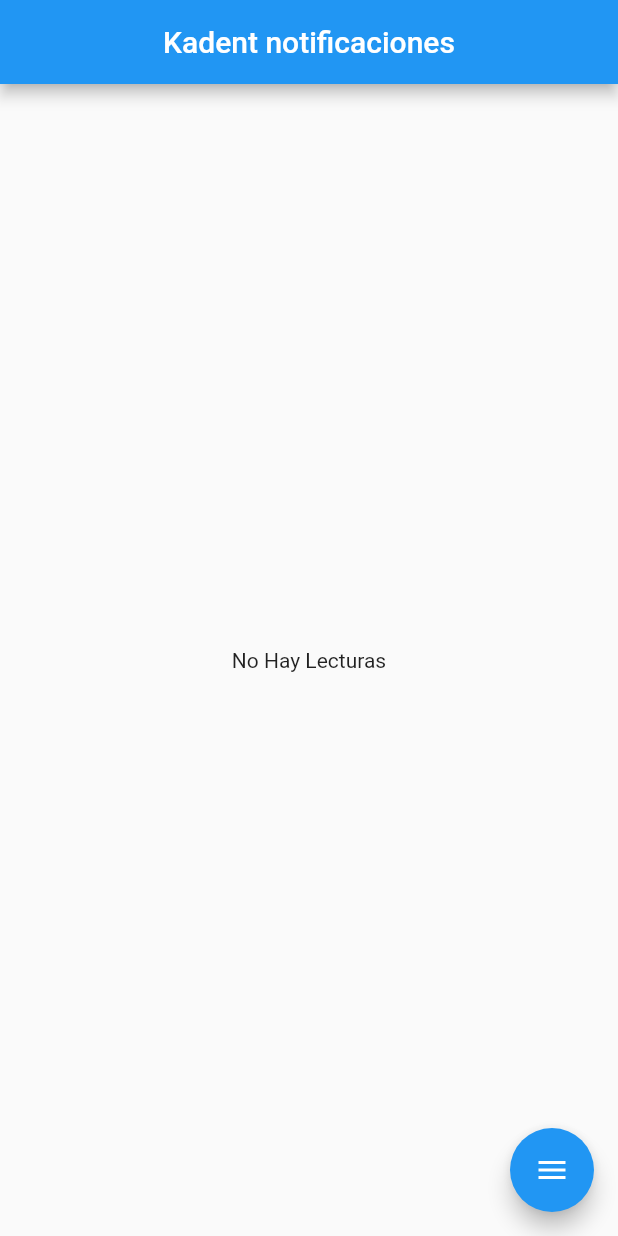
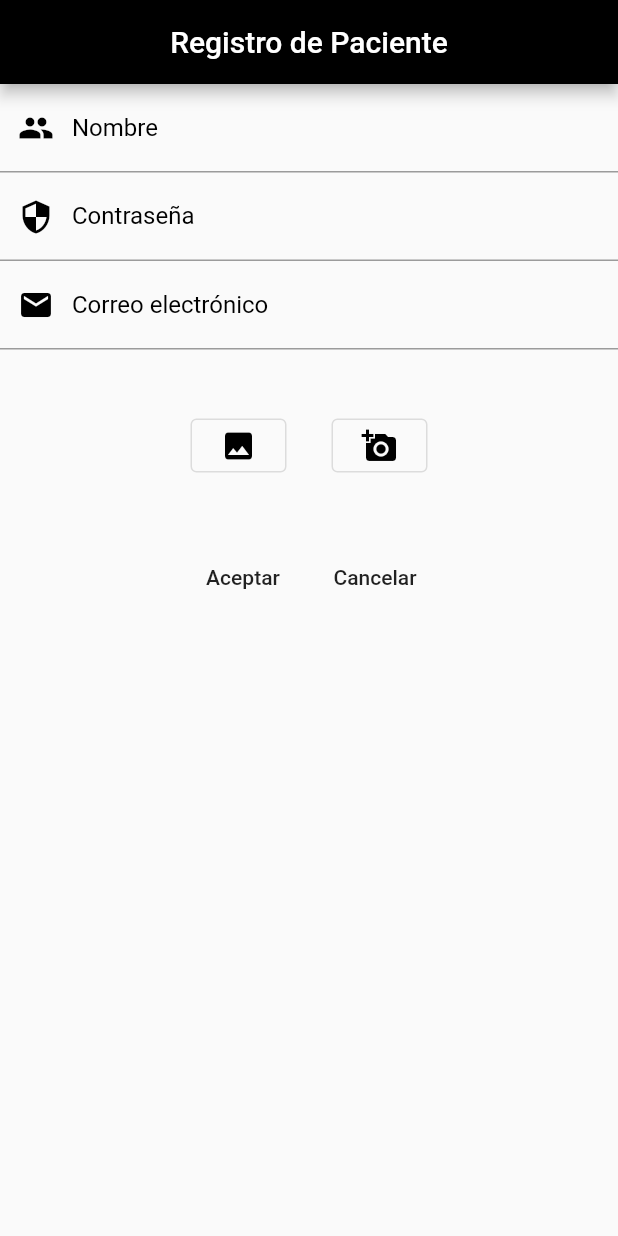
Before and after one commit to GabrielGabo34/Kadent, a Flutter app: the screen it shows after launch, on a phone screen of 412 x 824 dp. Run offline on Flutter 3.47's test engine with Material 2 defaults, Android fonts, the phone set to English and light mode, and no system bars; drawn by our look-alikes of flutter_speed_dial; our stand-ins replace cloud_firestore, firebase_core, get, image_picker, shared_preferences; missing offline and left inert: cloudinary_public; accounts and stored records are empty.

Commit message:
Form Post e ImagePicker

```diff
--- a/flutter_application_1/lib/main.dart
+++ b/flutter_application_1/lib/main.dart
@@ -1,9 +1,14 @@
+import 'package:firebase_core/firebase_core.dart';
 import 'package:flutter/material.dart';
 import 'package:flutter_application_1/src/pages/home_page.dart';
+import 'package:flutter_application_1/src/widgets/reg_widget.dart';
+import 'package:flutter_application_1/src/widgets/reserva_widget.dart';
 import 'package:get/get_navigation/src/root/get_material_app.dart';
 import 'package:get/get.dart';
 
 void main() {
+  WidgetsFlutterBinding.ensureInitialized();
+  Firebase.initializeApp();
   runApp(const MyApp());
 }
 
@@ -13,18 +18,9 @@ class MyApp extends StatelessWidget {
   // This widget is the root of your application.
   @override
   Widget build(BuildContext context) {
-    return GetMaterialApp(
+    return const GetMaterialApp(
       title: 'Kadent',
-      theme: ThemeData(
-        primarySwatch: Colors.pink,
-        scaffoldBackgroundColor: const Color(0xFFF6E6D9),
-      ),
-      home: Scaffold(
-          appBar: AppBar(
-            centerTitle: true,
-            title: const Text("Kadent notificaciones"),
-          ),
-          body: const HomePage()),
+      home: Scaffold(body: RegistroWidgtet()),
     );
   }
 }
--- a/flutter_application_1/lib/src/pages/home_page.dart
+++ b/flutter_application_1/lib/src/pages/home_page.dart
@@ -1,5 +1,6 @@
 import 'package:flutter/material.dart';
 import 'package:flutter_application_1/src/providers/provider.dart';
+import 'package:flutter_application_1/src/widgets/reg_widget.dart';
 import 'package:flutter_application_1/src/widgets/reserva_widget.dart';
 import 'package:flutter_speed_dial/flutter_speed_dial.dart';
 import 'package:get/get.dart';
@@ -23,12 +24,12 @@ class _HomePageState extends State<HomePage> {
         animatedIcon: AnimatedIcons.menu_close,
         children: [
           SpeedDialChild(
-            child: Icon(Icons.lightbulb_outline),
+            child: const Icon(Icons.lightbulb_outline),
             label: 'Dia',
             onTap: () => temaController.temaClaro(),
           ),
           SpeedDialChild(
-            child: Icon(Icons.brightness_3),
+            child: const Icon(Icons.brightness_3),
             label: 'Noche',
             onTap: () => temaController.temaOscuro(),
           ),
--- /dev/null
+++ b/flutter_application_1/lib/src/widgets/reg_widget.dart
@@ -0,0 +1,190 @@
+import 'dart:io';
+
+import 'package:cloud_firestore/cloud_firestore.dart';
+import 'package:flutter/material.dart';
+import 'package:flutter_application_1/src/pages/home_page.dart';
+import 'package:flutter_application_1/src/services/cloudbinary_service.dart';
+import 'package:image_picker/image_picker.dart';
+
+class RegistroWidgtet extends StatefulWidget {
+  const RegistroWidgtet({Key? key}) : super(key: key);
+
+  @override
+  _RegistroWidgtetState createState() => _RegistroWidgtetState();
+}
+
+class _RegistroWidgtetState extends State<RegistroWidgtet> {
+  File? fimagen;
+  String? urlImagen;
+  final nombre = TextEditingController();
+  final contrasenia = TextEditingController();
+  final correo = TextEditingController();
+  final CloudService _fotosService = CloudService();
+
+  @override
+  void initState() {
+    super.initState();
+  }
+
+  Future _selectImage(ImageSource source) async {
+    final imageCamera = await ImagePicker().pickImage(source: source);
+    if (imageCamera == null) return;
+    final imageTemporary = File(imageCamera.path);
+    fimagen = imageTemporary;
+
+    urlImagen = await _fotosService.uploadImage(fimagen!);
+
+    setState(() {});
+  }
+
+  @override
+  Widget build(BuildContext context) {
+    return SizedBox(
+      child: Scaffold(
+        appBar: AppBar(
+          centerTitle: true,
+          title: const Text("Registro de Paciente"),
+          backgroundColor: Colors.black,
+        ),
+        body: SingleChildScrollView(
+          child: Column(
+            children: [
+              TextFormField(
+                keyboardType: TextInputType.name,
+                controller: nombre,
+                decoration: const InputDecoration(
+                    labelText: "Nombre",
+                    labelStyle: TextStyle(color: Colors.black),
+                    prefixIcon: Icon(
+                      Icons.people,
+                      color: Colors.black,
+                    )),
+              ),
+              TextFormField(
+                obscureText: true,
+                obscuringCharacter: "*",
+                keyboardType: TextInputType.name,
+                controller: contrasenia,
+                decoration: const InputDecoration(
+                    labelText: "Contraseña",
+                    labelStyle: TextStyle(color: Colors.black),
+                    prefixIcon: Icon(
+                      Icons.security,
+                      color: Colors.black,
+                    )),
+              ),
+              TextFormField(
+                keyboardType: TextInputType.emailAddress,
+                controller: correo,
+                decoration: const InputDecoration(
+                    labelText: "Correo electrónico",
+                    labelStyle: TextStyle(color: Colors.black),
+                    prefixIcon: Icon(
+                      Icons.email,
+                      color: Colors.black,
+                    )),
+              ),
+              Padding(
+                padding: const EdgeInsets.all(25.0),
+                child: Row(
+                  mainAxisAlignment: MainAxisAlignment.center,
+                  children: [
+                    Padding(
+                      padding: const EdgeInsets.all(15.0),
+                      child: OutlinedButton(
+                          child: const Icon(
+                            Icons.image,
+                            color: Colors.black,
+                          ),
+                          onPressed: () => _selectImage(ImageSource.gallery)),
+                    ),
+                    Padding(
+                      padding: const EdgeInsets.all(15.0),
+                      child: OutlinedButton(
+                          child: const Icon(
+                            Icons.add_a_photo,
+                            color: Colors.black,
+                          ),
+                          onPressed: () => _selectImage(ImageSource.camera)),
+                    ),
+                  ],
+                ),
+              ),
+              Row(
+                mainAxisAlignment: MainAxisAlignment.center,
+                children: [
+                  MaterialButton(
+                      child: const Text("Aceptar"),
+                      onPressed: () async {
+                        await _sensrvdr();
+                        showDialog(
+                            context: context,
+                            builder: (BuildContext context) {
+                              return AlertDialog(
+                                title: const Text(
+                                  "Paciente Añadido",
+                                  textAlign: TextAlign.center,
+                                ),
+                                content: SingleChildScrollView(
+                                  child: ListBody(
+                                    children: const [
+                                      Icon(
+                                        Icons.check,
+                                        color: Colors.green,
+                                      ),
+                                    ],
+                                  ),
+                                ),
+                                actions: [
+                                  Row(
+                                    mainAxisAlignment: MainAxisAlignment.center,
+                                    children: [
+                                      TextButton(
+                                          child: const Icon(
+                                            Icons.save,
+                                          ),
+                                          onPressed: () {
+                                            Navigator.push(
+                                              context,
+                                              MaterialPageRoute(
+                                                  builder: (context) =>
+                                                      const HomePage()),
+                                            );
+                                          }),
+                                    ],
+                                  ),
+                                ],
+                              );
+                            });
+                      }),
+                  MaterialButton(
+                      child: const Text("Cancelar"),
+                      onPressed: () {
+                        Navigator.push(
+                          context,
+                          MaterialPageRoute(
+                              builder: (context) => const HomePage()),
+                        );
+                      }),
+                ],
+              )
+            ],
+          ),
+        ),
+      ),
+    );
+  }
+
+  Future<void> _sensrvdr() async {
+    FirebaseFirestore.instance.runTransaction((Transaction transaction) async {
+      CollectionReference reference =
+          FirebaseFirestore.instance.collection('registro');
+      await reference.add({
+        "nombre": nombre.text,
+        "correo": correo.text,
+        "contrasenia": contrasenia.text,
+        "url": urlImagen,
+      });
+    });
+  }
+}
```
Also changed, not shown: flutter_application_1/lib/src/services/cloudbinary_service.dart (added, +25 -0 lines), flutter_application_1/lib/src/widgets/reserva_card.dart (+17 -9 lines), flutter_application_1/pubspec.yaml (+10 -0 lines), flutter_application_1/pubspec.lock, 3 other files.
